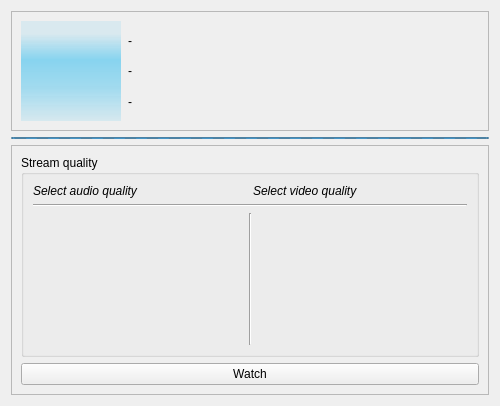
keshavbhatt/olivia, file videooption.ui: the form before one commit.
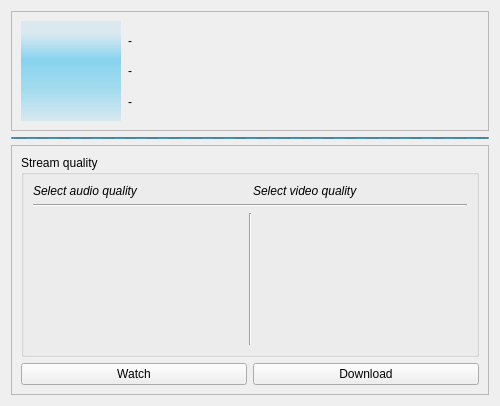
The form after the commit. Icons and pictures are not drawn. Custom widgets are drawn as their Qt base class.

Commit message: added integration for download_widget class

```diff
--- a/videooption.ui
+++ b/videooption.ui
@@ -366,6 +366,13 @@
           </property>
          </widget>
         </item>
+        <item>
+         <widget class="QPushButton" name="download">
+          <property name="text">
+           <string>Download</string>
+          </property>
+         </widget>
+        </item>
        </layout>
       </item>
      </layout>
```
Left out of the diff: 6 changed lines with no effect on the pictures. The commit also changes 2 other files.
